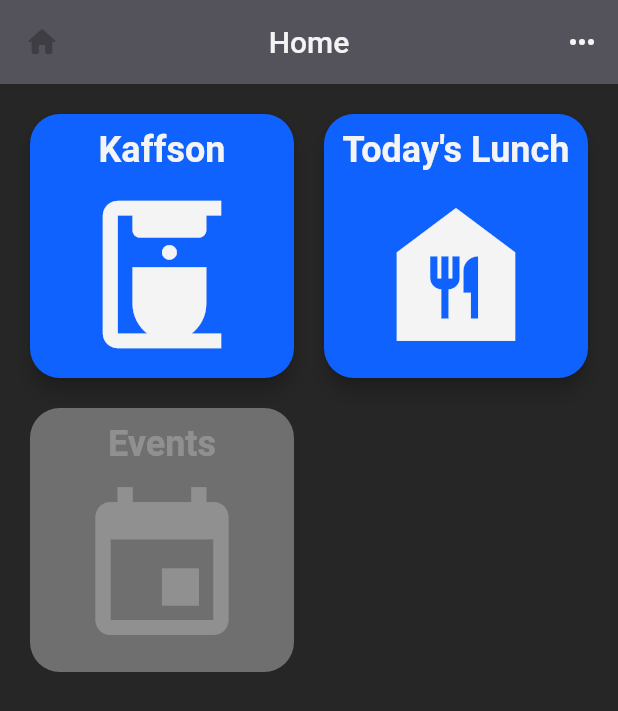
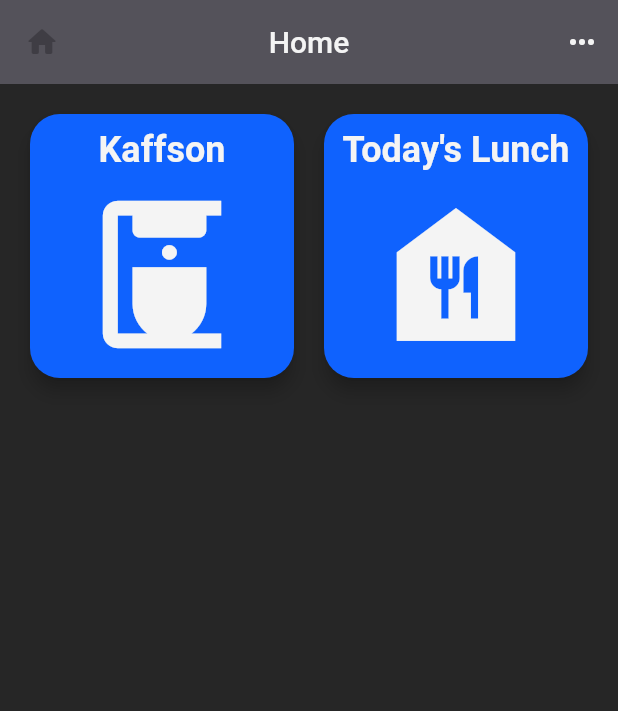
Before and after one commit to neurothrone/ibm-malmoe, a Flutter app: the screen it shows once a user with an empty profile is signed in, on a phone screen of 412 x 824 dp. Shown: the top 711 px of the screen. Run offline on Flutter 3.47's test engine with Material 2 defaults, Android fonts, the phone set to English and light mode, and no system bars; our stand-ins replace firebase_auth, firebase_core, shared_preferences; accounts and stored records are empty.

Commit message:
remove Events feature skeleton

```diff
--- a/lib/app/app_scaffold.dart
+++ b/lib/app/app_scaffold.dart
@@ -3,7 +3,6 @@ import 'package:flutter/material.dart';
 import 'package:provider/provider.dart';
 
 import '../features/profile/profile_screen.dart';
-import '../features/events/events_screen.dart';
 import '../features/home/home_screen.dart';
 import '../features/kaffson/kaffson_screen.dart';
 import '../features/settings/settings_screen.dart';
@@ -88,8 +87,6 @@ extension ScaffoldBody on Destination {
         return const KaffsonScreen();
       case Destination.todaysLunch:
         return const TodaysLunchScreen();
-      case Destination.events:
-        return const EventsScreen();
     }
   }
 }
--- a/lib/app/components/destination.dart
+++ b/lib/app/components/destination.dart
@@ -3,8 +3,7 @@ enum Destination {
   profile("Profile"),
   settings("Settings"),
   kaffson("Kaffson"),
-  todaysLunch("Today's Lunch"),
-  events("Events");
+  todaysLunch("Today's Lunch");
 
   const Destination(this.title);
 
--- a/lib/features/home/home_screen.dart
+++ b/lib/features/home/home_screen.dart
@@ -30,12 +30,6 @@ class HomeScreen extends StatelessWidget {
               text: "Today's Lunch",
               icon: Icons.food_bank,
             ),
-            const PrimaryCardButton(
-              onPressed: null,
-              // onPressed: () => appState.navigateTo(Destination.events),
-              text: "Events",
-              icon: Icons.event,
-            ),
           ],
         );
       },
```
Also changed, not shown: lib/features/events/events_screen.dart (deleted, +0 -12 lines).
